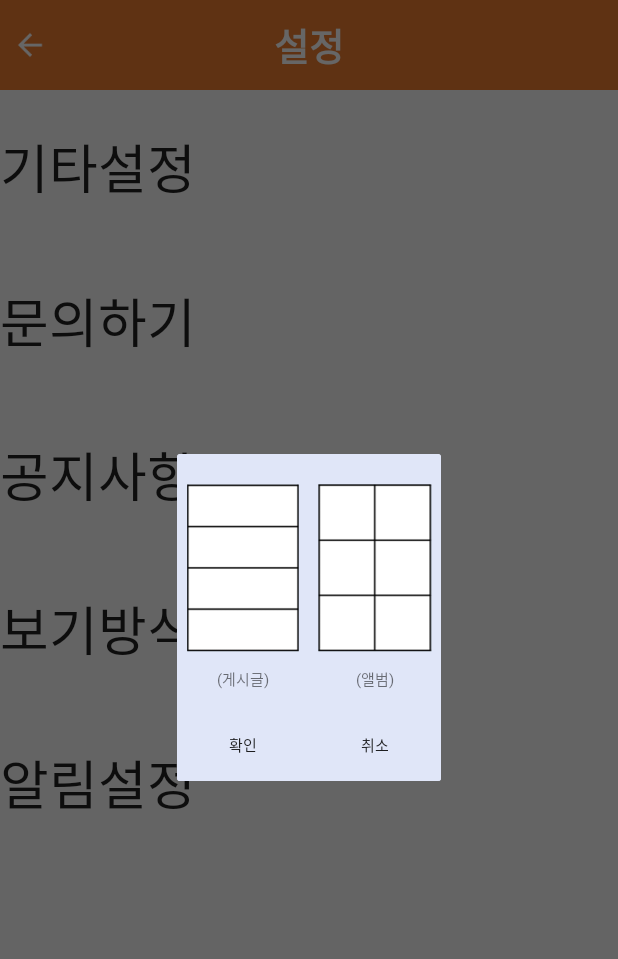
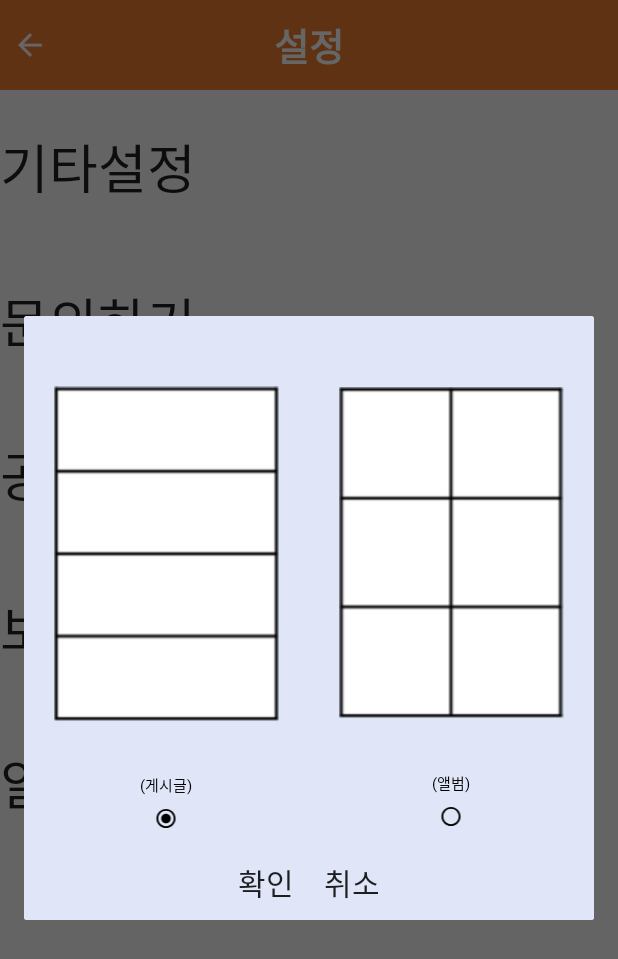
Before and after one commit to kimdonggyu2008/DAETA19, an Android app: the SettingActivity screen opened directly, with no data from a screen before it, after a tap on "보기방식변경", on a phone screen of 412 x 824 dp. Shown: the top 959 px of the screen. Run offline under Robolectric (Android 15) with nearby library versions, the phone set to English and light mode, and no system bars.

Commit message:
보기방식변경 () (o) 이거 추가 게시글형이 디폴트값, 앨범누르면 게시글형 () 되고 앨범형 (o) 이렇게됨. 반대또한 마찬가지

```diff
--- a/app/src/main/java/com/example/daeta19/SettingActivity.java
+++ b/app/src/main/java/com/example/daeta19/SettingActivity.java
@@ -9,6 +9,7 @@ import android.view.LayoutInflater;
 import android.view.View;
 import android.widget.Button;
 import android.widget.ImageButton;
+import android.widget.ImageView;
 import android.widget.Toast;
 
 public class SettingActivity extends AppCompatActivity {
@@ -90,11 +91,40 @@ public class SettingActivity extends AppCompatActivity {
         final View dialogLayout = dialog.inflate(R.layout.activity_view_style, null);
         final Dialog myDialog = new Dialog(this);
 
+
+
         myDialog.setContentView(dialogLayout);
         myDialog.show();
 
         Button btn_ok = (Button)dialogLayout.findViewById(R.id.btn_ok);
         Button btn_cancel = (Button)dialogLayout.findViewById(R.id.btn_cancel);
+
+        ImageView boardimg = (ImageView)dialogLayout.findViewById(R.id.img_boardtype);
+        ImageView albumimg = (ImageView)dialogLayout.findViewById(R.id.img_albumtype);
+     final    ImageView board = (ImageView)dialogLayout.findViewById(R.id.img_board);
+        final ImageView album = (ImageView)dialogLayout.findViewById(R.id.img_album);
+
+        albumimg.setOnClickListener(new View.OnClickListener()
+        {
+            @Override
+            public void onClick(View v)
+            {
+                //OK 누르면
+                board.setImageResource(R.drawable.ic_radio_button_unchecked_black_24dp);
+                album.setImageResource(R.drawable.ic_radio_button_checked_black_24dp);
+            }
+        });
+
+        boardimg.setOnClickListener(new View.OnClickListener() {
+            @Override
+            public void onClick(View v) {
+                album.setImageResource(R.drawable.ic_radio_button_unchecked_black_24dp);
+                board.setImageResource(R.drawable.ic_radio_button_checked_black_24dp);
+            }
+        });
+
+
+
 
         btn_ok.setOnClickListener(new View.OnClickListener()
         {
--- /dev/null
+++ b/app/src/main/res/drawable/ic_radio_button_checked_black_24dp.xml
@@ -0,0 +1,9 @@
+<vector xmlns:android="http://schemas.android.com/apk/res/android"
+        android:width="24dp"
+        android:height="24dp"
+        android:viewportWidth="24.0"
+        android:viewportHeight="24.0">
+    <path
+        android:fillColor="#FF000000"
+        android:pathData="M12,7c-2.76,0 -5,2.24 -5,5s2.24,5 5,5 5,-2.24 5,-5 -2.24,-5 -5,-5zM12,2C6.48,2 2,6.48 2,12s4.48,10 10,10 10,-4.48 10,-10S17.52,2 12,2zM12,20c-4.42,0 -8,-3.58 -8,-8s3.58,-8 8,-8 8,3.58 8,8 -3.58,8 -8,8z"/>
+</vector>
--- /dev/null
+++ b/app/src/main/res/drawable/ic_radio_button_unchecked_black_24dp.xml
@@ -0,0 +1,9 @@
+<vector xmlns:android="http://schemas.android.com/apk/res/android"
+        android:width="24dp"
+        android:height="24dp"
+        android:viewportWidth="24.0"
+        android:viewportHeight="24.0">
+    <path
+        android:fillColor="#FF000000"
+        android:pathData="M12,2C6.48,2 2,6.48 2,12s4.48,10 10,10 10,-4.48 10,-10S17.52,2 12,2zM12,20c-4.42,0 -8,-3.58 -8,-8s3.58,-8 8,-8 8,3.58 8,8 -3.58,8 -8,8z"/>
+</vector>
--- a/app/src/main/res/layout/activity_view_style.xml
+++ b/app/src/main/res/layout/activity_view_style.xml
@@ -8,83 +8,127 @@
     android:orientation="vertical"
     android:gravity="center">
 
-    <LinearLayout android:layout_width="match_parent"
-        android:layout_height="140dp"
-        android:orientation="horizontal"
-        android:paddingBottom="8dp"
-        android:paddingTop="20dp"
-        android:weightSum="2"
-        xmlns:android="http://schemas.android.com/apk/res/android">
+    <LinearLayout
+        android:layout_width="match_parent"
+        android:layout_height="wrap_content"
+        android:orientation="horizontal">
+
+        <LinearLayout
+            android:layout_width="match_parent"
+            android:layout_height="wrap_content"
+            android:clickable="true"
+            android:layout_weight="1"
+            android:gravity="center"
+            android:orientation="vertical"
+            android:padding="20dp"
+            android:weightSum="6">
 
             <ImageView
+                android:id="@+id/img_boardtype"
                 android:layout_width="wrap_content"
                 android:layout_height="wrap_content"
+                android:layout_weight="4"
+                android:background="@null"
+                android:clickable="true"
+                android:src="@drawable/list1"></ImageView>
+
+            <TextView
+                android:layout_width="wrap_content"
+                android:layout_height="30dp"
+                android:layout_weight="1"
+                android:gravity="center"
+                android:text="(게시글)"
+                android:textColor="#000000"
+                android:textSize="10dp"></TextView>
+
+            <ImageView
+                android:id="@+id/img_board"
+                android:layout_width="wrap_content"
+                android:layout_height="15dp"
                 android:layout_weight="1"
                 android:background="@null"
-            android:clickable="true"
-            android:src="@drawable/list1">
+                android:src="@drawable/ic_radio_button_checked_black_24dp"
+
+                >
+
             </ImageView>
 
-        <ImageView
-            android:layout_weight="1"
-            android:layout_width="wrap_content"
-            android:layout_height="wrap_content"
-            android:clickable="true"
-            android:background="@null"
-            android:src="@drawable/list2">
-        </ImageView>
-    </LinearLayout>
-
-    <LinearLayout android:layout_width="match_parent"
-        android:layout_height="30dp"
-        android:orientation="horizontal"
-        android:paddingBottom="10dp"
-        android:weightSum="2"
 
 
-        xmlns:android="http://schemas.android.com/apk/res/android">
 
-        <TextView
-            android:layout_width="match_parent"
-            android:layout_height="match_parent"
-            android:text="(게시글)"
-            android:gravity="center"
-            android:textSize="10dp"
-            android:layout_weight="1"
-
-            >
-        </TextView>
-        <TextView
-            android:layout_width="match_parent"
-            android:layout_height="match_parent"
-            android:text="(앨범)"
-            android:gravity="center"
-            android:textSize="10dp"
-            android:layout_weight="1"
-            >
-        </TextView>
         </LinearLayout>
 
         <LinearLayout
+            android:clickable="true"
+
+            android:layout_width="match_parent"
+            android:layout_height="wrap_content"
+            android:layout_weight="1"
+            android:gravity="center"
+            android:orientation="vertical"
+            android:padding="20dp"
+            android:weightSum="6">
+
+            <ImageView
+                android:id="@+id/img_albumtype"
                 android:layout_width="wrap_content"
                 android:layout_height="wrap_content"
-        android:orientation="horizontal">
+                android:layout_weight="4"
+                android:background="@null"
+                android:clickable="true"
+                android:src="@drawable/list2"></ImageView>
+
+            <TextView
+                android:layout_width="wrap_content"
+                android:layout_height="30dp"
+                android:layout_weight="1"
+                android:gravity="center"
+                android:text="(앨범)"
+                android:textColor="#000000"
+                android:textSize="10dp"></TextView>
+
+            <ImageView
+                android:id="@+id/img_album"
+                android:layout_width="wrap_content"
+                android:layout_height="15dp"
+                android:layout_weight="1"
+                android:background="@null"
+                android:src="@drawable/ic_radio_button_unchecked_black_24dp"
+
+                >
+            </ImageView>
+
+        </LinearLayout>
+
+    </LinearLayout>
+    <LinearLayout
+        android:layout_width="match_parent"
+        android:layout_height="wrap_content">
+
 
         <Button
             android:id="@+id/btn_ok"
             android:layout_width="wrap_content"
-            android:layout_height="wrap_content"
+            android:layout_height="40dp"
+            android:layout_weight="1"
             android:background="#E0E6F8"
-            android:textSize="10dp"
-            android:text="확인" />
+            android:text="확인"
+            android:gravity="right"
+            android:paddingRight="10dp"
+            android:textSize="20dp" />
 
         <Button
             android:id="@+id/btn_cancel"
             android:layout_width="wrap_content"
-            android:layout_height="wrap_content"
+            android:layout_height="40dp"
+            android:layout_weight="1"
             android:background="#E0E6F8"
-            android:textSize="10dp"
-            android:text="취소" />
+            android:gravity="left"
+            android:paddingLeft="10dp"
+            android:text="취소"
+            android:textSize="20dp" />
+
+
     </LinearLayout>
 
 </LinearLayout>
```
Lines whose indentation alone changed are shown as unchanged.
